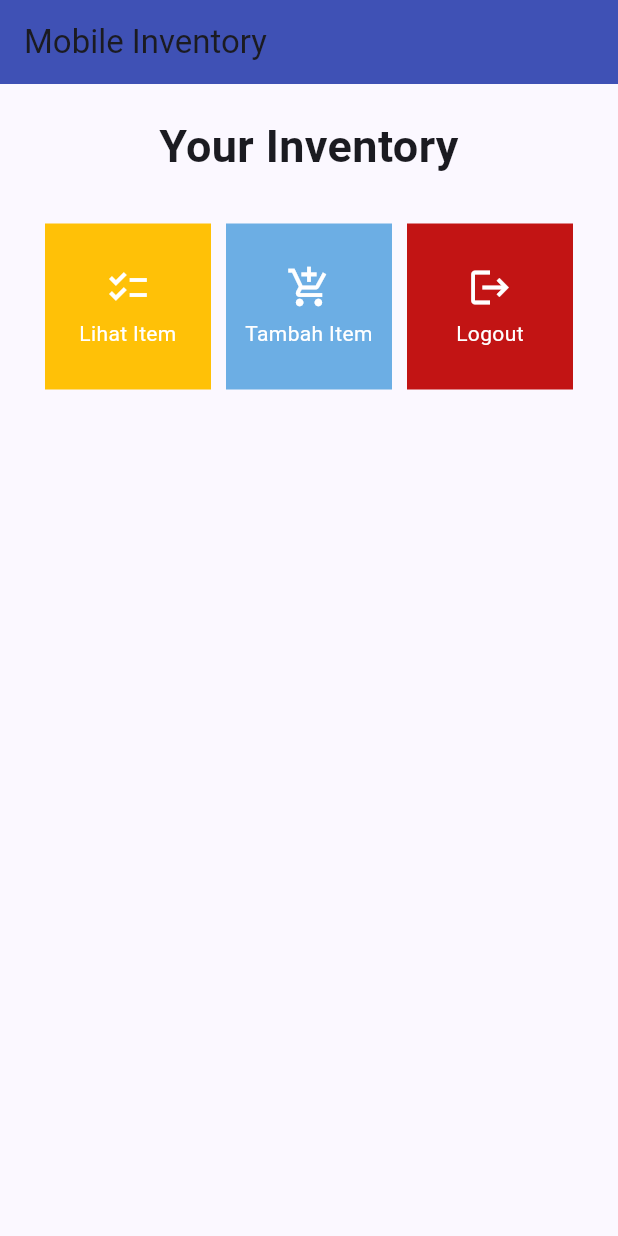
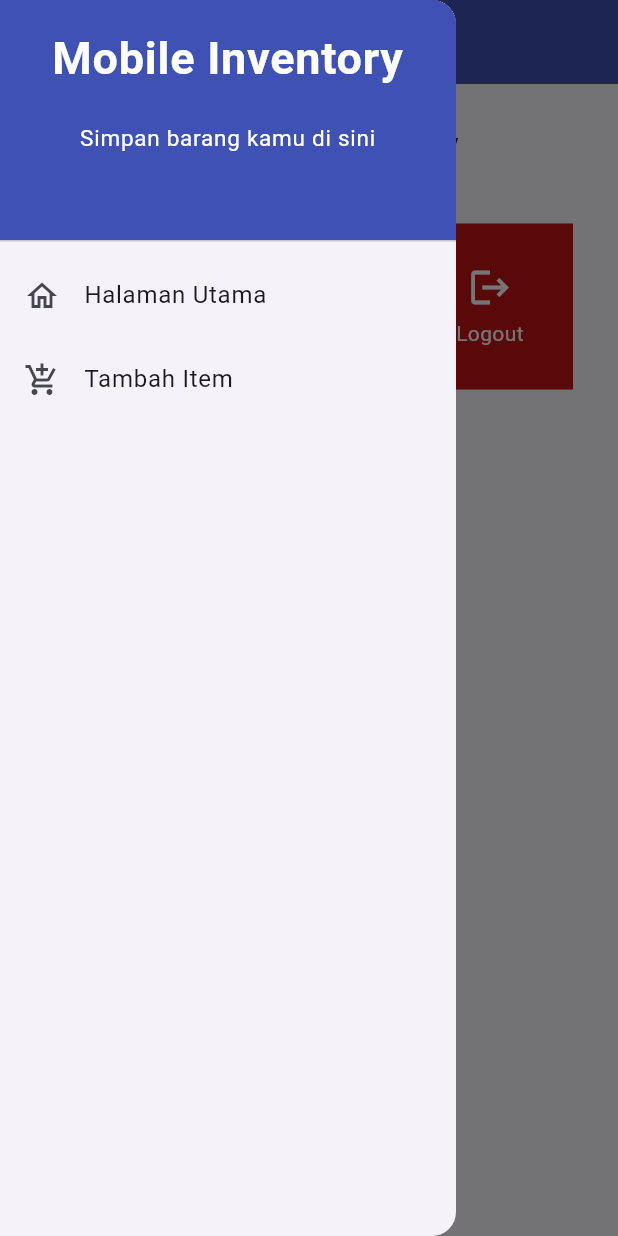
Before and after one commit to yodh4/mobile-inventory, a Flutter app: the screen it shows after launch, with the side drawer open (before the commit the screen has no drawer), on a phone screen of 412 x 824 dp. Run offline on Flutter 3.47's test engine with Material 2 defaults, Android fonts, the phone set to English and light mode, and no system bars.

Commit message:
Selesai tugas 8

```diff
--- a/lib/main.dart
+++ b/lib/main.dart
@@ -1,5 +1,5 @@
 import 'package:flutter/material.dart';
-import 'package:mobile_inventory/home.dart';
+import 'package:mobile_inventory/screens/home.dart';
 
 
 void main() {
--- a/lib/home.dart
+++ b/lib/screens/home.dart
@@ -1,4 +1,6 @@
 import 'package:flutter/material.dart';
+import 'package:mobile_inventory/widgets/left_drawer.dart';
+import 'package:mobile_inventory/widgets/inventory_card.dart';
 
 class MyHomePage extends StatelessWidget {
     MyHomePage({Key? key}) : super(key: key);
@@ -18,6 +20,7 @@ class MyHomePage extends StatelessWidget {
           'Mobile Inventory',
         ),
       ),
+      drawer: const LeftDrawer(),
       body: SingleChildScrollView(
         // Widget wrapper yang dapat discroll
         child: Padding(
@@ -58,56 +61,3 @@ class MyHomePage extends StatelessWidget {
     );
     }
 }
-
-class ShopItem {
-  final String name;
-  final IconData icon;
-  final Color? color;
-
-  ShopItem(this.name, this.icon, this.color);
-}
-
-class ShopCard extends StatelessWidget {
-  final ShopItem item;
-
-  const ShopCard(this.item, {super.key}); // Constructor
-
-  @override
-  Widget build(BuildContext context) {
-    return Material(
-      color: item.color,
-      child: InkWell(
-        // Area responsive terhadap sentuhan
-        onTap: () {
-          // Memunculkan SnackBar ketika diklik
-          ScaffoldMessenger.of(context)
-            ..hideCurrentSnackBar()
-            ..showSnackBar(SnackBar(
-                content: Text("Kamu telah menekan tombol ${item.name}!")));
-        },
-        child: Container(
-          // Container untuk menyimpan Icon dan Text
-          padding: const EdgeInsets.all(8),
-          child: Center(
-            child: Column(
-              mainAxisAlignment: MainAxisAlignment.center,
-              children: [
-                Icon(
-                  item.icon,
-                  color: Colors.white,
-                  size: 30.0,
-                ),
-                const Padding(padding: EdgeInsets.all(3)),
-                Text(
-                  item.name,
-                  textAlign: TextAlign.center,
-                  style: const TextStyle(color: Colors.white),
-                ),
-              ],
-            ),
-          ),
-        ),
-      ),
-    );
-  }
-}
--- /dev/null
+++ b/lib/widgets/inventory_card.dart
@@ -0,0 +1,62 @@
+import 'package:flutter/material.dart';
+import 'package:mobile_inventory/screens/shoplist_form.dart';
+
+class ShopItem {
+  final String name;
+  final IconData icon;
+  final Color? color;
+
+  ShopItem(this.name, this.icon, this.color);
+}
+
+class ShopCard extends StatelessWidget {
+  final ShopItem item;
+
+  const ShopCard(this.item, {super.key}); // Constructor
+
+  @override
+  Widget build(BuildContext context) {
+    return Material(
+      color: item.color,
+      child: InkWell(
+        // Area responsive terhadap sentuhan
+        onTap: () {
+          // Memunculkan SnackBar ketika diklik
+          ScaffoldMessenger.of(context)
+            ..hideCurrentSnackBar()
+            ..showSnackBar(SnackBar(
+                content: Text("Kamu telah menekan tombol ${item.name}!")));
+
+          // Navigate ke route yang sesuai (tergantung jenis tombol)
+          if (item.name == "Tambah Item") {
+            Navigator.push(
+              context,
+              MaterialPageRoute(builder: (context) => const ShopFormPage(),));
+          }
+        },
+        child: Container(
+          // Container untuk menyimpan Icon dan Text
+          padding: const EdgeInsets.all(8),
+          child: Center(
+            child: Column(
+              mainAxisAlignment: MainAxisAlignment.center,
+              children: [
+                Icon(
+                  item.icon,
+                  color: Colors.white,
+                  size: 30.0,
+                ),
+                const Padding(padding: EdgeInsets.all(3)),
+                Text(
+                  item.name,
+                  textAlign: TextAlign.center,
+                  style: const TextStyle(color: Colors.white),
+                ),
+              ],
+            ),
+          ),
+        ),
+      ),
+    );
+  }
+}
--- /dev/null
+++ b/lib/widgets/left_drawer.dart
@@ -0,0 +1,69 @@
+import 'package:flutter/material.dart';
+import 'package:mobile_inventory/screens/home.dart';
+import 'package:mobile_inventory/screens/shoplist_form.dart';
+
+class LeftDrawer extends StatelessWidget {
+  const LeftDrawer({super.key});
+
+  @override
+  Widget build(BuildContext context) {
+    return Drawer(
+      child: ListView(
+        children: [
+          const DrawerHeader(
+            decoration: BoxDecoration(
+              color: Colors.indigo,
+            ),
+            child: Column(
+              children: [
+                Text(
+                  'Mobile Inventory',
+                  textAlign: TextAlign.center,
+                  style: TextStyle(
+                    fontSize: 30,
+                    fontWeight: FontWeight.bold,
+                    color: Colors.white,
+                  ),
+                ),
+                Padding(padding: EdgeInsets.all(10)),
+                Text(
+                  "Simpan barang kamu di sini",
+                  textAlign: TextAlign.center,
+                  style: TextStyle(
+                    fontSize: 15,
+                    fontWeight: FontWeight.normal,
+                    color: Colors.white,
+                  ),
+                ),
+              ],
+            ),
+          ),
+          ListTile(
+            leading: const Icon(Icons.home_outlined),
+            title: const Text('Halaman Utama'),
+            // Bagian redirection ke MyHomePage
+            onTap: () {
+              Navigator.pushReplacement(
+                  context,
+                  MaterialPageRoute(
+                    builder: (context) => MyHomePage(),
+                  ));
+            },
+          ),
+          ListTile(
+            leading: const Icon(Icons.add_shopping_cart),
+            title: const Text('Tambah Item'),
+            // Bagian redirection ke ShopFormPage
+            onTap: () {
+              Navigator.push(
+                  context,
+                  MaterialPageRoute(
+                    builder: (context) => const ShopFormPage(),
+                  ));
+            },
+          ),
+        ],
+      ),
+    );
+  }
+}
```
Also changed, not shown: lib/screens/shoplist_form.dart (added, +155 -0 lines), 1 other file.
